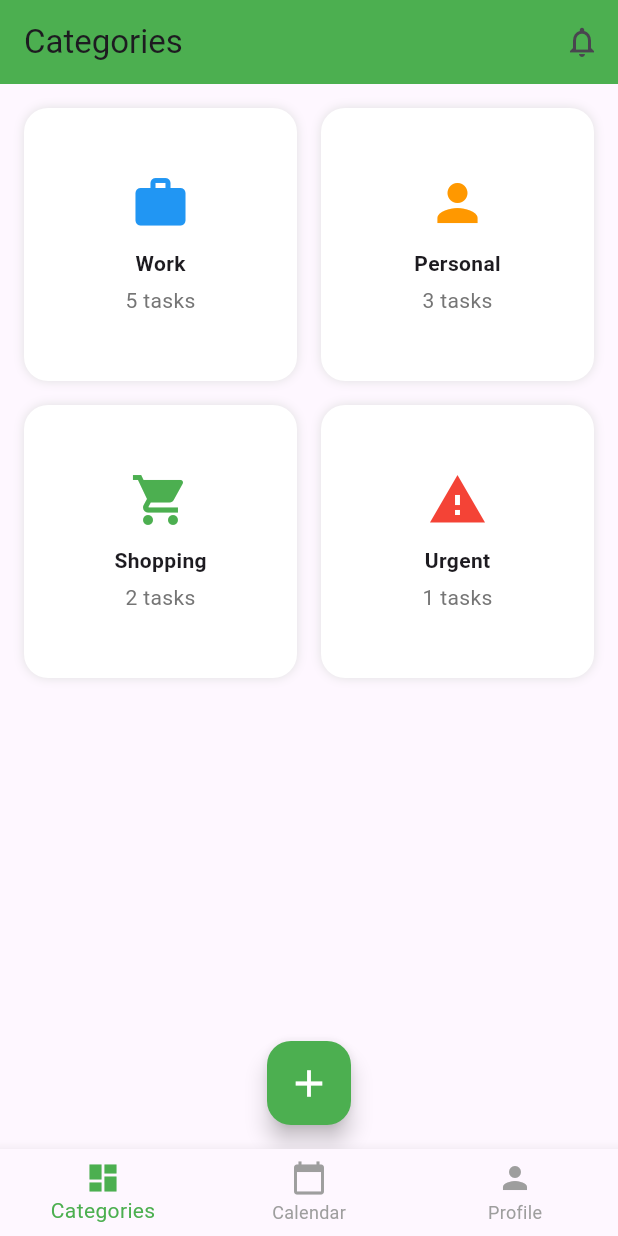
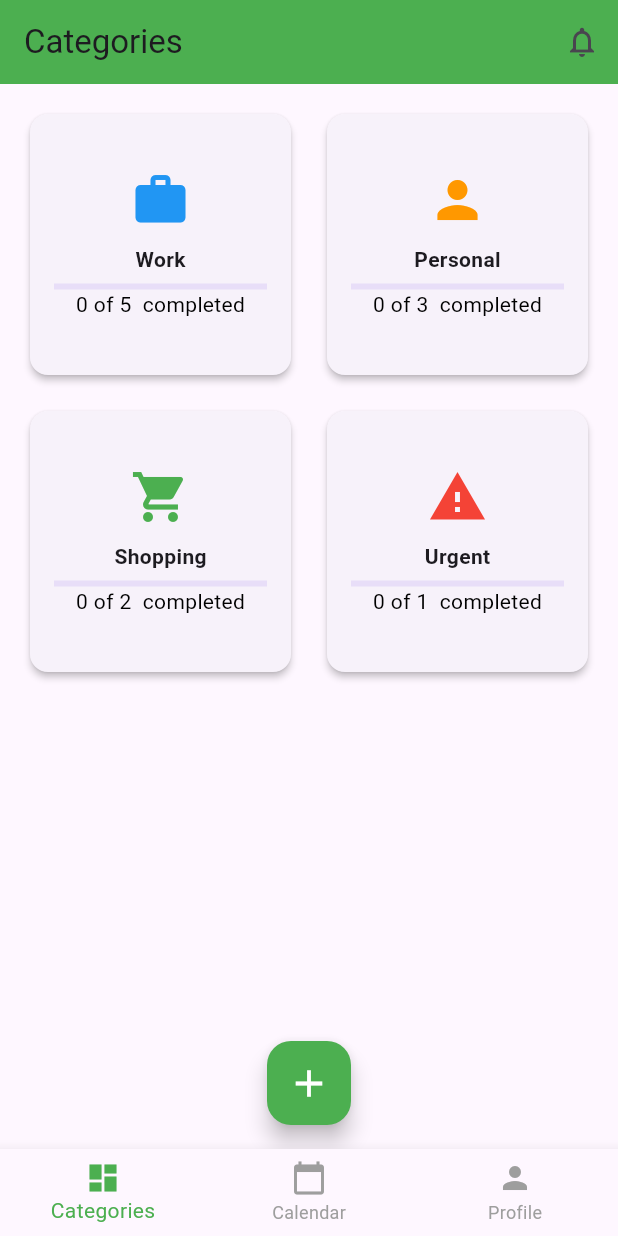
Before and after one commit to Flexydea/todo_app, a Flutter app: the screen it shows after launch, on a phone screen of 412 x 824 dp. Run offline on Flutter 3.47's test engine with Material 3 defaults, Android fonts, the light colour scheme and no system bars; our stand-ins replace fl_chart, lottie, shared_preferences, table_calendar.

Commit message:
category tab polish

```diff
--- a/lib/models/category_model.dart
+++ b/lib/models/category_model.dart
@@ -10,6 +10,6 @@ class CategoryModel {
     required this.title,
     required this.icon,
     required this.color,
-    required this.taskCount,
+    this.taskCount = 0,
   });
 }
--- a/lib/screens/category_screen.dart
+++ b/lib/screens/category_screen.dart
@@ -1,10 +1,23 @@
+import 'package:flutter/foundation.dart';
 import 'package:flutter/material.dart';
 import 'package:todo_app/data/sample_categories.dart';
+import 'package:todo_app/screens/task_list_screen.dart';
 import 'package:todo_app/widgets/category_card.dart';
 import 'package:todo_app/screens/category_screen.dart';
+import 'package:todo_app/models/category_model.dart';
 
 class CategoryScreen extends StatelessWidget {
-  const CategoryScreen({super.key});
+  CategoryScreen({super.key});
+  // final List<CategoryModel> categories = [
+  //   CategoryModel(title: 'Work', icon: Icons.work, color: Colors.blue),
+  //   CategoryModel(title: 'Personal', icon: Icons.person, color: Colors.orange),
+  //   CategoryModel(
+  //     title: 'Shopping',
+  //     icon: Icons.shopping_cart,
+  //     color: Colors.green,
+  //   ),
+  //   CategoryModel(title: 'Urgent', icon: Icons.warning, color: Colors.red),
+  // ];
 
   @override
   Widget build(BuildContext context) {
@@ -15,11 +28,25 @@ class CategoryScreen extends StatelessWidget {
           itemCount: sampleCategories.length,
           gridDelegate: const SliverGridDelegateWithFixedCrossAxisCount(
             crossAxisCount: 2,
+            crossAxisSpacing: 16,
             mainAxisSpacing: 16,
-            crossAxisSpacing: 16,
           ),
           itemBuilder: (context, index) {
-            return CategoryCard(category: sampleCategories[index]);
+            final category = sampleCategories[index];
+
+            return CategoryCard(
+              category: category,
+              totalTasks: category.taskCount,
+              completedTasks: 0, // or set a dummy number if needed
+              onTap: () {
+                Navigator.push(
+                  context,
+                  MaterialPageRoute(
+                    builder: (_) => TaskListScreen(category: category),
+                  ),
+                );
+              },
+            );
           },
         ),
       ),
--- a/lib/screens/home_screen.dart
+++ b/lib/screens/home_screen.dart
@@ -12,7 +12,7 @@ class _HomeScreenState extends State<HomeScreen> {
   int _selectedIndex = 0;
 
   final List<Widget> _screens = [
-    const CategoryScreen(),
+    CategoryScreen(),
     Center(child: Text('Calendar')), // To be replaced
     Center(child: Text('Tasks')), // To be replaced
     Center(child: Text('Profile')), // To be replaced
--- a/lib/screens/home_tabs_screen.dart
+++ b/lib/screens/home_tabs_screen.dart
@@ -15,10 +15,10 @@ class _HomeTabsScreenState extends State<HomeTabsScreen> {
 
   final List<String> _titles = ['Categories', 'Calendar', 'Profile'];
 
-  final List<Widget> _screens = const [
+  final List<Widget> _screens = [
     CategoryScreen(),
-    CalendarScreen(),
-    ProfileScreen(),
+    const CalendarScreen(),
+    const ProfileScreen(),
   ];
 
   @override
--- a/lib/widgets/category_card.dart
+++ b/lib/widgets/category_card.dart
@@ -4,28 +4,27 @@ import 'package:todo_app/screens/task_list_screen.dart'; // Make sure to import
 
 class CategoryCard extends StatelessWidget {
   final CategoryModel category;
+  final int totalTasks;
+  final int completedTasks;
+  final VoidCallback onTap;
 
-  const CategoryCard({super.key, required this.category});
+  const CategoryCard({
+    super.key,
+    required this.category,
+    required this.totalTasks,
+    required this.completedTasks,
+    required this.onTap,
+  });
 
   @override
   Widget build(BuildContext context) {
     return GestureDetector(
-      onTap: () {
-        // 👉 Navigate to TaskListScreen and pass selected category
-        Navigator.push(
-          context,
-          MaterialPageRoute(
-            builder: (context) => TaskListScreen(category: category),
-          ),
-        );
-      },
-      child: Container(
+      onTap: onTap,
+      child: Card(
+        elevation: 2,
+        shape: RoundedRectangleBorder(borderRadius: BorderRadius.circular(12)),
+        child: Padding(
           padding: const EdgeInsets.all(16),
-        decoration: BoxDecoration(
-          color: Colors.white,
-          borderRadius: BorderRadius.circular(16),
-          boxShadow: [BoxShadow(blurRadius: 5, color: Colors.grey.shade300)],
-        ),
           child: Column(
             mainAxisAlignment: MainAxisAlignment.center,
             children: [
@@ -35,12 +34,16 @@ class CategoryCard extends StatelessWidget {
                 category.title,
                 style: const TextStyle(fontWeight: FontWeight.bold),
               ),
-            const SizedBox(height: 5),
+              const SizedBox(height: 6),
+              LinearProgressIndicator(
+                value: totalTasks == 0 ? 0 : completedTasks / totalTasks,
+              ),
               Text(
-              '${category.taskCount} tasks',
-              style: TextStyle(color: Colors.grey[600]),
+                '$completedTasks of $totalTasks  completed',
+                style: const TextStyle(color: Colors.black),
               ),
             ],
+          ),
         ),
       ),
     );
```
Also changed, not shown: flutter_02.png (added). Lines whose indentation alone changed are shown as unchanged.
